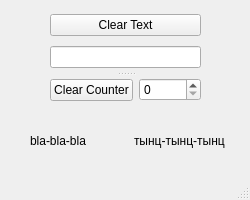
First picture: the form in Task 3.1/mainwindow.ui, repository Andy79rus/Qt-homeworks, before the edit.
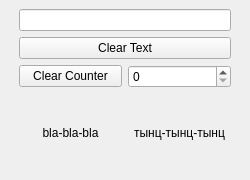
Second picture: the form after the edit. Icons and pictures are not drawn.

```diff
--- a/Task 3.1/mainwindow.ui
+++ b/Task 3.1/mainwindow.ui
@@ -7,19 +7,25 @@
     <x>0</x>
     <y>0</y>
     <width>250</width>
-    <height>200</height>
+    <height>180</height>
    </rect>
   </property>
+  <property name="sizePolicy">
+   <sizepolicy hsizetype="Fixed" vsizetype="Fixed">
+    <horstretch>0</horstretch>
+    <verstretch>0</verstretch>
+   </sizepolicy>
+  </property>
   <property name="minimumSize">
    <size>
     <width>250</width>
-    <height>200</height>
+    <height>180</height>
    </size>
   </property>
   <property name="maximumSize">
    <size>
     <width>250</width>
-    <height>200</height>
+    <height>180</height>
    </size>
   </property>
   <property name="windowTitle">
@@ -30,20 +36,18 @@
     <normaloff>:/cpp.png</normaloff>:/cpp.png</iconset>
   </property>
   <widget class="QWidget" name="centralwidget">
-   <widget class="QSplitter" name="splitter">
-    <property name="geometry">
-     <rect>
-      <x>50</x>
-      <y>10</y>
-      <width>151</width>
-      <height>94</height>
-     </rect>
-    </property>
-    <property name="orientation">
-     <enum>Qt::Vertical</enum>
-    </property>
-    <widget class="QWidget" name="layoutWidget">
+   <layout class="QGridLayout" name="gridLayout">
+    <item row="0" column="0">
      <layout class="QVBoxLayout" name="verticalLayout">
+      <property name="leftMargin">
+       <number>10</number>
+      </property>
+      <property name="rightMargin">
+       <number>10</number>
+      </property>
+      <item>
+       <widget class="QLineEdit" name="lineEdit"/>
+      </item>
       <item>
        <widget class="QPushButton" name="pushButton">
         <property name="text">
@@ -51,13 +55,16 @@
         </property>
        </widget>
       </item>
-      <item>
-       <widget class="QLineEdit" name="lineEdit"/>
-      </item>
      </layout>
-    </widget>
-    <widget class="QWidget" name="layoutWidget">
+    </item>
+    <item row="1" column="0">
      <layout class="QHBoxLayout" name="horizontalLayout">
+      <property name="leftMargin">
+       <number>10</number>
+      </property>
+      <property name="rightMargin">
+       <number>10</number>
+      </property>
       <item>
        <widget class="QPushButton" name="pushButton_2">
         <property name="text">
@@ -69,26 +76,32 @@
        <widget class="QSpinBox" name="spinBox"/>
       </item>
      </layout>
-    </widget>
-   </widget>
-   <widget class="QWidget" name="">
-    <property name="geometry">
-     <rect>
-      <x>30</x>
-      <y>130</y>
-      <width>201</width>
-      <height>22</height>
-     </rect>
-    </property>
+    </item>
+    <item row="2" column="0">
     <layout class="QHBoxLayout" name="horizontalLayout_2">
+      <property name="leftMargin">
+       <number>10</number>
+      </property>
+      <property name="rightMargin">
+       <number>10</number>
+      </property>
      <item>
       <widget class="QLabel" name="label">
        <property name="toolTip">
         <string>&lt;html&gt;&lt;head/&gt;&lt;body&gt;&lt;p&gt;Серъезно?! Я про них забыл!&lt;/p&gt;&lt;/body&gt;&lt;/html&gt;</string>
        </property>
+        <property name="frameShape">
+         <enum>QFrame::NoFrame</enum>
+        </property>
+        <property name="lineWidth">
+         <number>3</number>
+        </property>
        <property name="text">
         <string>bla-bla-bla</string>
        </property>
+        <property name="alignment">
+         <set>Qt::AlignCenter</set>
+        </property>
       </widget>
      </item>
      <item>
@@ -96,24 +109,23 @@
        <property name="toolTip">
         <string>&lt;html&gt;&lt;head/&gt;&lt;body&gt;&lt;p&gt;Ну да, забыл!&lt;/p&gt;&lt;/body&gt;&lt;/html&gt;</string>
        </property>
+        <property name="frameShape">
+         <enum>QFrame::NoFrame</enum>
+        </property>
+        <property name="lineWidth">
+         <number>3</number>
+        </property>
        <property name="text">
         <string>тынц-тынц-тынц</string>
        </property>
-      </widget>
-     </item>
-    </layout>
-   </widget>
-  </widget>
-  <widget class="QStatusBar" name="statusbar"/>
-  <widget class="QMenuBar" name="menubar">
-   <property name="geometry">
-    <rect>
-     <x>0</x>
-     <y>0</y>
-     <width>250</width>
-     <height>26</height>
-    </rect>
-   </property>
+        <property name="alignment">
+         <set>Qt::AlignCenter</set>
+        </property>
+       </widget>
+      </item>
+     </layout>
+    </item>
+   </layout>
   </widget>
  </widget>
  <resources>
```
Lines whose indentation alone changed are shown as unchanged.
